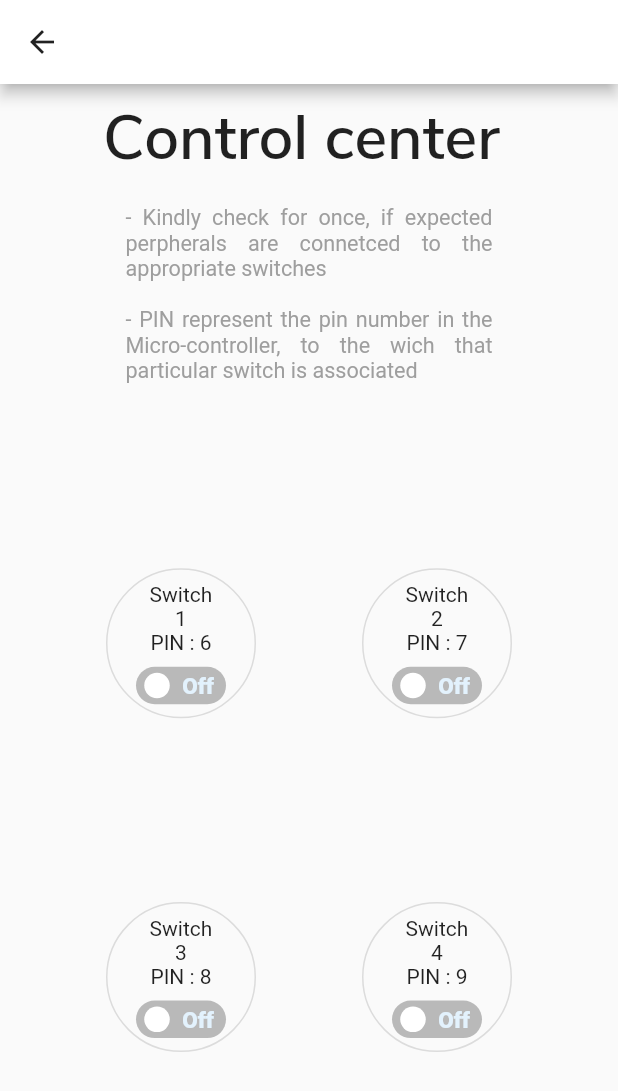
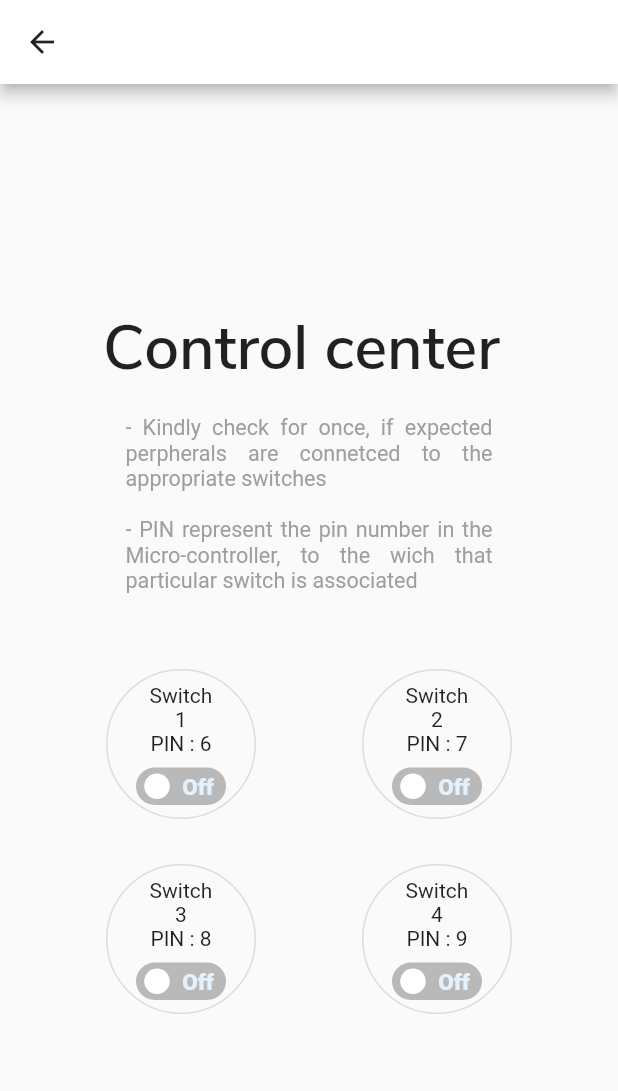
Before and after one commit to hammadahamed/agro_cloud, a Flutter app: the Controls screen opened directly, on a phone screen of 412 x 824 dp. Shown: the top 1091 px of the screen. Run offline on Flutter 3.47's test engine with Material 2 defaults, Android fonts, the phone set to English and light mode, and no system bars; drawn by our look-alikes of flutter_switch; our stand-ins replace csv, firebase_core, firebase_database, fl_chart, flutter_spinkit, flutter_svg and 3 more; missing offline and left inert: sign_button; accounts and stored records are empty.

Commit message:
size clean 2 - hmd

```diff
--- a/lib/controls.dart
+++ b/lib/controls.dart
@@ -72,10 +72,10 @@ class _ControlsState extends State<Controls> {
         child: Column(
           mainAxisAlignment: MainAxisAlignment.center,
           children: [
-            SizedBox(
-              height: Get.height * 0.01,
-            ),
-            // Spacer(),
+            // SizedBox(
+            //   height: Get.height * 0.01,
+            // ),
+            Spacer(),
             Container(
               width: Get.width / 1.5,
               child: Column(
@@ -114,10 +114,9 @@ class _ControlsState extends State<Controls> {
                 ],
               ),
             ),
-            // SizedBox(
-            //   height: 50,
-            // ),
-            Spacer(),
+            SizedBox(
+              height: 50,
+            ),
             // ROW 1
             Row(
               mainAxisAlignment: MainAxisAlignment.spaceEvenly,
@@ -218,10 +217,9 @@ class _ControlsState extends State<Controls> {
                 ),
               ],
             ),
-            Spacer(),
-            // SizedBox(
-            //   height: 50,
-            // ),
+            SizedBox(
+              height: 30,
+            ),
 
             // ROW 2
             Row(
```
